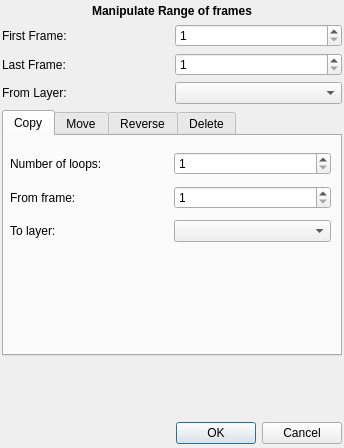
pencil2d/pencil, file app/ui/copymultiplekeyframesdialog.ui: the form before one commit.
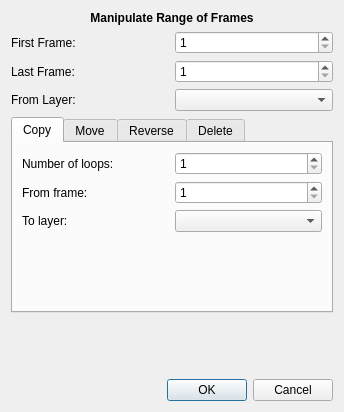
The form after the commit.

Commit message: Unify layout in copymultiplekeyframesdialog

Patch:
```diff
--- a/app/ui/copymultiplekeyframesdialog.ui
+++ b/app/ui/copymultiplekeyframesdialog.ui
@@ -7,26 +7,14 @@
     <x>0</x>
     <y>0</y>
     <width>344</width>
-    <height>448</height>
+    <height>412</height>
    </rect>
   </property>
   <property name="windowTitle">
-   <string>Manipulate multiple Frames</string>
+   <string>Manipulate Multiple Frames</string>
   </property>
-  <layout class="QVBoxLayout" name="verticalLayout_2">
-   <property name="leftMargin">
-    <number>2</number>
-   </property>
-   <property name="topMargin">
-    <number>4</number>
-   </property>
-   <property name="rightMargin">
-    <number>2</number>
-   </property>
-   <property name="bottomMargin">
-    <number>4</number>
-   </property>
-   <item>
+  <layout class="QGridLayout" name="gridLayout">
+   <item row="1" column="0" colspan="2">
     <widget class="QLabel" name="labHeader">
      <property name="font">
       <font>
@@ -35,70 +23,86 @@
       </font>
      </property>
      <property name="text">
-      <string>Manipulate Range of frames</string>
+      <string>Manipulate Range of Frames</string>
      </property>
      <property name="alignment">
       <set>Qt::AlignCenter</set>
      </property>
     </widget>
    </item>
-   <item>
-    <layout class="QHBoxLayout" name="horizontalLayout_3">
-     <item>
+   <item row="4" column="1">
+    <widget class="QSpinBox" name="sBoxFirstFrame">
+     <property name="minimum">
+      <number>1</number>
+     </property>
+     <property name="maximum">
+      <number>9999</number>
+     </property>
+    </widget>
+   </item>
+   <item row="13" column="0" colspan="2">
+    <widget class="QLabel" name="labWarning">
+     <property name="font">
+      <font>
+       <weight>75</weight>
+       <bold>true</bold>
+      </font>
+     </property>
+     <property name="text">
+      <string/>
+     </property>
+     <property name="alignment">
+      <set>Qt::AlignCenter</set>
+     </property>
+    </widget>
+   </item>
+   <item row="12" column="0" colspan="2">
+    <widget class="QLabel" name="labInfoToFromLayer">
+     <property name="text">
+      <string/>
+     </property>
+     <property name="alignment">
+      <set>Qt::AlignCenter</set>
+     </property>
+    </widget>
+   </item>
+   <item row="11" column="0" colspan="2">
+    <widget class="QLabel" name="labInfoAction">
+     <property name="font">
+      <font>
+       <weight>75</weight>
+       <bold>true</bold>
+      </font>
+     </property>
+     <property name="text">
+      <string/>
+     </property>
+     <property name="alignment">
+      <set>Qt::AlignCenter</set>
+     </property>
+    </widget>
+   </item>
+   <item row="15" column="0" colspan="2">
+    <widget class="QDialogButtonBox" name="btnBoxOkCancel">
+     <property name="layoutDirection">
+      <enum>Qt::LeftToRight</enum>
+     </property>
+     <property name="orientation">
+      <enum>Qt::Horizontal</enum>
+     </property>
+     <property name="standardButtons">
+      <set>QDialogButtonBox::Cancel|QDialogButtonBox::Ok</set>
+     </property>
+    </widget>
+   </item>
+   <item row="4" column="0">
       <widget class="QLabel" name="labRangeStart">
        <property name="text">
         <string>First Frame:</string>
        </property>
       </widget>
      </item>
-     <item>
-      <widget class="QSpinBox" name="sBoxFirstFrame">
-       <property name="minimum">
-        <number>1</number>
-       </property>
-       <property name="maximum">
-        <number>9999</number>
-       </property>
-      </widget>
-     </item>
-    </layout>
-   </item>
-   <item>
-    <layout class="QHBoxLayout" name="horizontalLayout_2">
-     <item>
-      <widget class="QLabel" name="labRangeEnd">
-       <property name="text">
-        <string>Last Frame:</string>
-       </property>
-      </widget>
-     </item>
-     <item>
-      <widget class="QSpinBox" name="sBoxLastFrame">
-       <property name="minimum">
-        <number>1</number>
-       </property>
-       <property name="maximum">
-        <number>9999</number>
-       </property>
-      </widget>
-     </item>
-    </layout>
-   </item>
-   <item>
-    <layout class="QHBoxLayout" name="horizontalLayout">
-     <item>
-      <widget class="QLabel" name="labFromLayer">
-       <property name="text">
-        <string>From Layer:</string>
-       </property>
-      </widget>
-     </item>
-     <item>
-      <widget class="QComboBox" name="cBoxFromLayer"/>
-     </item>
-    </layout>
-   </item>
-   <item>
+   <item row="10" column="0" colspan="2">
     <widget class="QTabWidget" name="tabWidget">
      <property name="currentIndex">
       <number>0</number>
@@ -107,26 +111,45 @@
       <attribute name="title">
        <string>Copy</string>
       </attribute>
-      <widget class="QWidget" name="layoutWidget">
-       <property name="geometry">
-        <rect>
-         <x>6</x>
-         <y>11</y>
-         <width>321</width>
-         <height>100</height>
-        </rect>
-       </property>
-       <layout class="QVBoxLayout" name="verticalLayout">
-        <item>
-         <layout class="QHBoxLayout" name="horizontalLayout_4">
-          <item>
+      <layout class="QGridLayout" name="gridLayout_2">
+       <item row="1" column="0">
+        <widget class="QLabel" name="labCopyFromFrame">
+         <property name="text">
+          <string>From frame:</string>
+         </property>
+        </widget>
+       </item>
+       <item row="1" column="1">
+        <widget class="QSpinBox" name="sBoxStartFrame">
+         <property name="minimum">
+          <number>1</number>
+         </property>
+         <property name="maximum">
+          <number>9999</number>
+         </property>
+        </widget>
+       </item>
+       <item row="3" column="0" colspan="2">
+        <spacer name="verticalSpacer_4">
+         <property name="orientation">
+          <enum>Qt::Vertical</enum>
+         </property>
+         <property name="sizeHint" stdset="0">
+          <size>
+           <width>20</width>
+           <height>40</height>
+          </size>
+         </property>
+        </spacer>
+       </item>
+       <item row="0" column="0">
            <widget class="QLabel" name="labNumLoops">
             <property name="text">
              <string>Number of loops:</string>
             </property>
            </widget>
           </item>
-          <item>
+       <item row="0" column="1">
            <widget class="QSpinBox" name="sBoxNumLoops">
             <property name="minimum">
              <number>1</number>
@@ -136,70 +159,31 @@
             </property>
            </widget>
           </item>
-         </layout>
-        </item>
-        <item>
-         <layout class="QHBoxLayout" name="horizontalLayout_5">
-          <item>
-           <widget class="QLabel" name="labCopyFromFrame">
-            <property name="text">
-             <string>From frame:</string>
-            </property>
-           </widget>
-          </item>
-          <item>
-           <widget class="QSpinBox" name="sBoxStartFrame">
-            <property name="minimum">
-             <number>1</number>
-            </property>
-            <property name="maximum">
-             <number>9999</number>
-            </property>
-           </widget>
-          </item>
-         </layout>
-        </item>
-        <item>
-         <layout class="QHBoxLayout" name="horizontalLayout_6">
-          <item>
+       <item row="2" column="1">
+        <widget class="QComboBox" name="cBoxCopyToLayer"/>
+       </item>
+       <item row="2" column="0">
            <widget class="QLabel" name="labCopyToLayer">
             <property name="text">
              <string>To layer:</string>
             </property>
            </widget>
           </item>
-          <item>
-           <widget class="QComboBox" name="cBoxCopyToLayer"/>
-          </item>
-         </layout>
-        </item>
-       </layout>
-      </widget>
+      </layout>
      </widget>
      <widget class="QWidget" name="tabMove">
       <attribute name="title">
        <string>Move</string>
       </attribute>
-      <widget class="QWidget" name="layoutWidget">
-       <property name="geometry">
-        <rect>
-         <x>6</x>
-         <y>10</y>
-         <width>321</width>
-         <height>67</height>
-        </rect>
-       </property>
-       <layout class="QVBoxLayout" name="verticalLayout_3">
-        <item>
-         <layout class="QHBoxLayout" name="horizontalLayout_7">
-          <item>
+      <layout class="QGridLayout" name="gridLayout_3">
+       <item row="0" column="0">
            <widget class="QLabel" name="labMoveFromFrame">
             <property name="text">
              <string>From frame:</string>
             </property>
            </widget>
           </item>
-          <item>
+       <item row="0" column="1">
            <widget class="QSpinBox" name="sBoxMove">
             <property name="minimum">
              <number>1</number>
@@ -209,47 +193,44 @@
             </property>
            </widget>
           </item>
-         </layout>
-        </item>
-        <item>
-         <layout class="QHBoxLayout" name="horizontalLayout_8">
-          <item>
+       <item row="1" column="0">
            <widget class="QLabel" name="labMoveToLayer">
             <property name="text">
              <string>To layer</string>
             </property>
            </widget>
           </item>
-          <item>
+       <item row="2" column="0" colspan="2">
+        <spacer name="verticalSpacer_3">
+         <property name="orientation">
+          <enum>Qt::Vertical</enum>
+         </property>
+         <property name="sizeHint" stdset="0">
+          <size>
+           <width>20</width>
+           <height>40</height>
+          </size>
+         </property>
+        </spacer>
+       </item>
+       <item row="1" column="1">
            <widget class="QComboBox" name="cBoxMoveToLayer"/>
           </item>
          </layout>
-        </item>
-       </layout>
-      </widget>
      </widget>
      <widget class="QWidget" name="tabReverse">
       <attribute name="title">
        <string>Reverse</string>
       </attribute>
-      <widget class="QWidget" name="layoutWidget">
-       <property name="geometry">
-        <rect>
-         <x>9</x>
-         <y>11</y>
-         <width>321</width>
-         <height>26</height>
-        </rect>
-       </property>
-       <layout class="QHBoxLayout" name="horizontalLayout_9">
-        <item>
+      <layout class="QGridLayout" name="gridLayout_4">
+       <item row="0" column="0">
          <widget class="QLabel" name="labReverseFromFrame">
           <property name="text">
            <string>From frame:</string>
           </property>
          </widget>
         </item>
-        <item>
+       <item row="0" column="1">
          <widget class="QSpinBox" name="sBoxStartReverse">
           <property name="minimum">
            <number>1</number>
@@ -259,22 +240,28 @@
           </property>
          </widget>
         </item>
-       </layout>
-      </widget>
+       <item row="1" column="0" colspan="2">
+        <spacer name="verticalSpacer_2">
+         <property name="orientation">
+          <enum>Qt::Vertical</enum>
+         </property>
+         <property name="sizeHint" stdset="0">
+          <size>
+           <width>20</width>
+           <height>40</height>
+          </size>
+         </property>
+        </spacer>
+       </item>
+      </layout>
      </widget>
      <widget class="QWidget" name="tabDelete">
       <attribute name="title">
        <string>Delete</string>
       </attribute>
+      <layout class="QGridLayout" name="gridLayout_5">
+       <item row="0" column="0">
       <widget class="QLabel" name="labDeleteOnLayer">
-       <property name="geometry">
-        <rect>
-         <x>7</x>
-         <y>11</y>
-         <width>271</width>
-         <height>20</height>
-        </rect>
-       </property>
        <property name="text">
         <string>On layer:</string>
        </property>
@@ -282,61 +269,48 @@
         <set>Qt::AlignCenter</set>
        </property>
       </widget>
-     </widget>
-    </widget>
-   </item>
-   <item>
-    <widget class="QLabel" name="labInfoAction">
-     <property name="font">
-      <font>
-       <weight>75</weight>
-       <bold>true</bold>
-      </font>
-     </property>
-     <property name="text">
-      <string/>
-     </property>
-     <property name="alignment">
-      <set>Qt::AlignCenter</set>
-     </property>
-    </widget>
-   </item>
-   <item>
-    <widget class="QLabel" name="labInfoToFromLayer">
-     <property name="text">
-      <string/>
-     </property>
-     <property name="alignment">
-      <set>Qt::AlignCenter</set>
-     </property>
-    </widget>
-   </item>
-   <item>
-    <widget class="QLabel" name="labWarning">
-     <property name="font">
-      <font>
-       <weight>75</weight>
-       <bold>true</bold>
-      </font>
-     </property>
-     <property name="text">
-      <string/>
-     </property>
-     <property name="alignment">
-      <set>Qt::AlignCenter</set>
-     </property>
-    </widget>
-   </item>
-   <item>
-    <widget class="QDialogButtonBox" name="btnBoxOkCancel">
-     <property name="layoutDirection">
-      <enum>Qt::LeftToRight</enum>
-     </property>
+       </item>
+       <item row="1" column="0">
+        <spacer name="verticalSpacer">
      <property name="orientation">
-      <enum>Qt::Horizontal</enum>
-     </property>
-     <property name="standardButtons">
-      <set>QDialogButtonBox::Cancel|QDialogButtonBox::Ok</set>
+          <enum>Qt::Vertical</enum>
+         </property>
+         <property name="sizeHint" stdset="0">
+          <size>
+           <width>20</width>
+           <height>40</height>
+          </size>
+         </property>
+        </spacer>
+       </item>
+      </layout>
+     </widget>
+    </widget>
+   </item>
+   <item row="6" column="1">
+    <widget class="QSpinBox" name="sBoxLastFrame">
+     <property name="minimum">
+      <number>1</number>
+     </property>
+     <property name="maximum">
+      <number>9999</number>
+     </property>
+    </widget>
+   </item>
+   <item row="6" column="0">
+    <widget class="QLabel" name="labRangeEnd">
+     <property name="text">
+      <string>Last Frame:</string>
+     </property>
+    </widget>
+   </item>
+   <item row="7" column="1">
+    <widget class="QComboBox" name="cBoxFromLayer"/>
+   </item>
+   <item row="7" column="0">
+    <widget class="QLabel" name="labFromLayer">
+     <property name="text">
+      <string>From Layer:</string>
      </property>
     </widget>
    </item>
```
Lines whose indentation alone changed are shown as unchanged.
